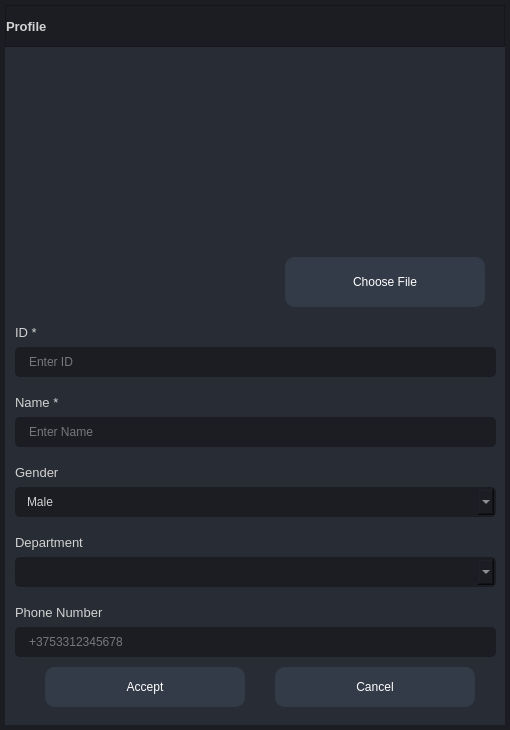
This is widget/forms/form_profile.ui in MetallicAlex/Thermal-Camera as Qt 5 draws it before an edit. The edited form follows.
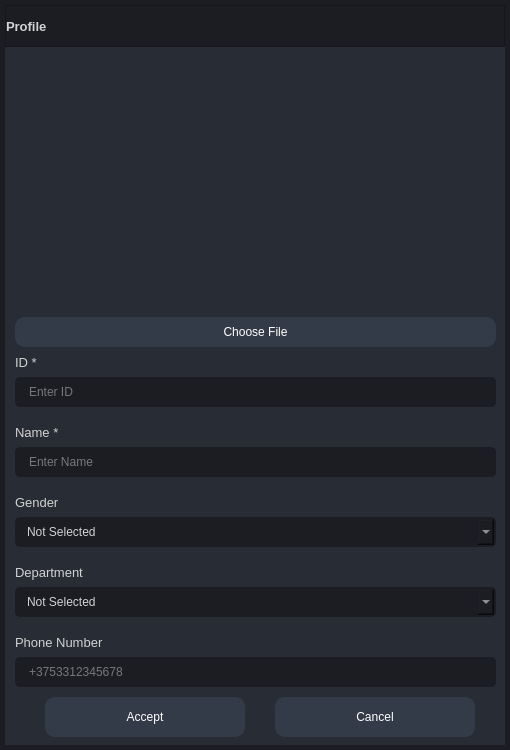
This is the edited form. Icons and pictures are not drawn.

Commit message: Redesigned profile form, fixed delete profiles

Diff of the .ui file:
```diff
--- a/widget/forms/form_profile.ui
+++ b/widget/forms/form_profile.ui
@@ -7,13 +7,13 @@
     <x>0</x>
     <y>0</y>
     <width>510</width>
-    <height>730</height>
+    <height>750</height>
    </rect>
   </property>
   <property name="maximumSize">
    <size>
     <width>510</width>
-    <height>730</height>
+    <height>750</height>
    </size>
   </property>
   <property name="font">
@@ -34,7 +34,7 @@
      <x>0</x>
      <y>0</y>
      <width>510</width>
-     <height>730</height>
+     <height>750</height>
     </rect>
    </property>
    <property name="styleSheet">
@@ -67,7 +67,7 @@
       <property name="minimumSize">
        <size>
         <width>500</width>
-        <height>720</height>
+        <height>740</height>
        </size>
       </property>
       <property name="maximumSize">
@@ -462,13 +462,13 @@
          <property name="minimumSize">
           <size>
            <width>500</width>
-           <height>678</height>
+           <height>700</height>
           </size>
          </property>
          <property name="maximumSize">
           <size>
            <width>500</width>
-           <height>678</height>
+           <height>700</height>
           </size>
          </property>
          <property name="styleSheet">
@@ -483,7 +483,7 @@
          <widget class="QLabel" name="label_photo">
           <property name="geometry">
            <rect>
-            <x>10</x>
+            <x>120</x>
             <y>10</y>
             <width>250</width>
             <height>250</height>
@@ -503,7 +503,7 @@
           <property name="geometry">
            <rect>
             <x>10</x>
-            <y>270</y>
+            <y>300</y>
             <width>55</width>
             <height>31</height>
            </rect>
@@ -528,7 +528,7 @@
           <property name="geometry">
            <rect>
             <x>10</x>
-            <y>340</y>
+            <y>370</y>
             <width>91</width>
             <height>31</height>
            </rect>
@@ -553,7 +553,7 @@
           <property name="geometry">
            <rect>
             <x>10</x>
-            <y>410</y>
+            <y>440</y>
             <width>81</width>
             <height>31</height>
            </rect>
@@ -578,7 +578,7 @@
           <property name="geometry">
            <rect>
             <x>10</x>
-            <y>440</y>
+            <y>470</y>
             <width>481</width>
             <height>30</height>
            </rect>
@@ -619,6 +619,11 @@
           <property name="frame">
            <bool>true</bool>
           </property>
+          <item>
+           <property name="text">
+            <string>Not Selected</string>
+           </property>
+          </item>
           <item>
            <property name="text">
             <string>Male</string>
@@ -634,7 +639,7 @@
           <property name="geometry">
            <rect>
             <x>10</x>
-            <y>300</y>
+            <y>330</y>
             <width>481</width>
             <height>30</height>
            </rect>
@@ -676,7 +681,7 @@
           <property name="geometry">
            <rect>
             <x>10</x>
-            <y>370</y>
+            <y>400</y>
             <width>481</width>
             <height>30</height>
            </rect>
@@ -718,7 +723,7 @@
           <property name="geometry">
            <rect>
             <x>10</x>
-            <y>480</y>
+            <y>510</y>
             <width>121</width>
             <height>31</height>
            </rect>
@@ -743,7 +748,7 @@
           <property name="geometry">
            <rect>
             <x>10</x>
-            <y>510</y>
+            <y>540</y>
             <width>481</width>
             <height>30</height>
            </rect>
@@ -775,6 +780,9 @@
 	selection-background-color: rgb(39, 44, 54);
 }</string>
           </property>
+          <property name="currentIndex">
+           <number>0</number>
+          </property>
           <property name="iconSize">
            <size>
             <width>16</width>
@@ -784,14 +792,19 @@
           <property name="frame">
            <bool>true</bool>
           </property>
+          <item>
+           <property name="text">
+            <string>Not Selected</string>
+           </property>
+          </item>
          </widget>
          <widget class="QPushButton" name="button_choose_file">
           <property name="geometry">
            <rect>
-            <x>280</x>
-            <y>210</y>
-            <width>200</width>
-            <height>50</height>
+            <x>10</x>
+            <y>270</y>
+            <width>481</width>
+            <height>30</height>
            </rect>
           </property>
           <property name="font">
@@ -836,7 +849,7 @@
           <property name="geometry">
            <rect>
             <x>10</x>
-            <y>550</y>
+            <y>580</y>
             <width>141</width>
             <height>31</height>
            </rect>
@@ -861,7 +874,7 @@
           <property name="geometry">
            <rect>
             <x>10</x>
-            <y>580</y>
+            <y>610</y>
             <width>481</width>
             <height>30</height>
            </rect>
@@ -900,7 +913,7 @@
           <property name="geometry">
            <rect>
             <x>40</x>
-            <y>620</y>
+            <y>650</y>
             <width>200</width>
             <height>40</height>
            </rect>
@@ -943,7 +956,7 @@
           <property name="geometry">
            <rect>
             <x>270</x>
-            <y>620</y>
+            <y>650</y>
             <width>200</width>
             <height>40</height>
            </rect>
```
The commit also changes 6 other files.
